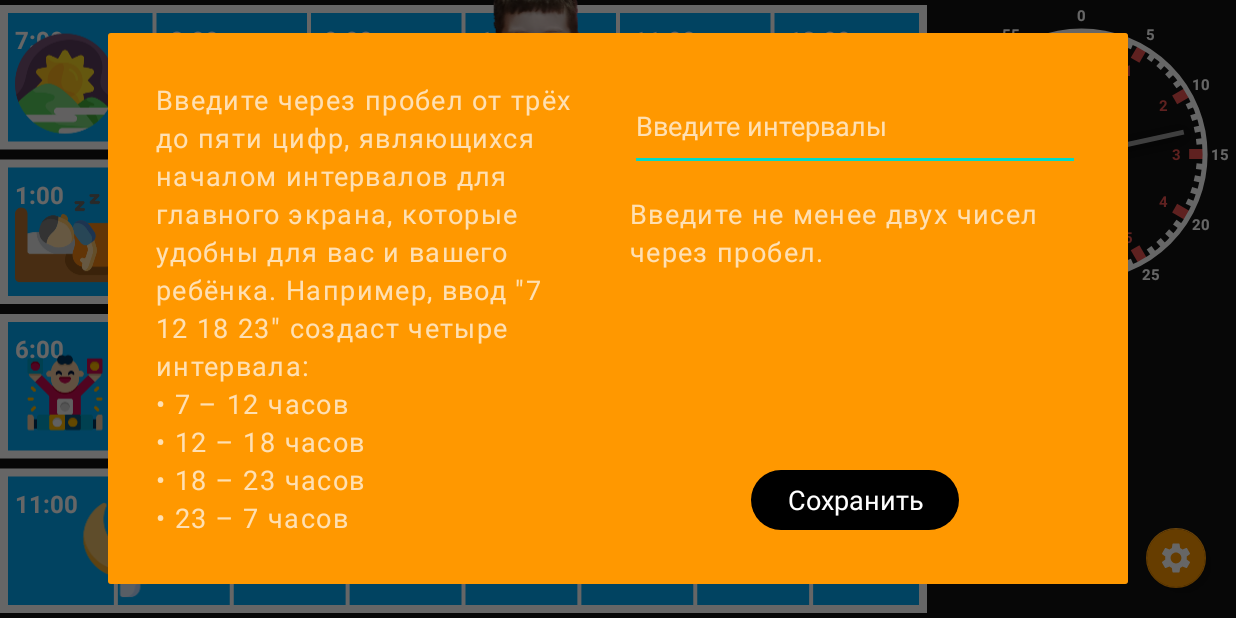
After one commit to phoenix-worker/kidsWatch, an Android app: the fragment ChangeIntervalsDialog placed in its activity, on a phone screen of 824 x 412 dp (held sideways). The commit adds this screen. Run offline under Robolectric (Android 15) with nearby library versions, the phone set to English and light mode, and no system bars.

Commit message:
Настройка изменения интервалов

```diff
--- a/app/src/main/java/ru/phoenix/kidswatch/MainViewModel.kt
+++ b/app/src/main/java/ru/phoenix/kidswatch/MainViewModel.kt
@@ -4,7 +4,8 @@ import androidx.lifecycle.LiveData
 import androidx.lifecycle.MutableLiveData
 import androidx.lifecycle.ViewModel
 import androidx.preference.PreferenceManager
-import ru.phoenix.kidswatch.fragments.MainFragment
+import ru.phoenix.kidswatch.fragments.MainFragment.Companion.DEFAULT_INTERVALS
+import ru.phoenix.kidswatch.fragments.MainFragment.Companion.PREF_INTERVALS
 
 class MainViewModel : ViewModel() {
 
@@ -13,11 +14,9 @@ class MainViewModel : ViewModel() {
     private val _intervals = MutableLiveData<List<String>>()
     val intervals: LiveData<List<String>> = _intervals
 
-    private fun updateIntervals() {
-        val points =
-            (prefs.getString(MainFragment.PREF_INTERVALS, null) ?: MainFragment.DEFAULT_INTERVALS)
-                .split(',')
-                .map { it.trim() }
+    fun updateIntervals() {
+        val intervalsString = (prefs.getString(PREF_INTERVALS, null) ?: DEFAULT_INTERVALS)
+        val points = getPointFromIntervalsString(intervalsString)
         val intervals = mutableListOf<String>()
         for ((index, point) in points.withIndex()) {
             intervals.add(
@@ -34,4 +33,15 @@ class MainViewModel : ViewModel() {
         updateIntervals()
     }
 
+    companion object {
+
+        fun getPointFromIntervalsString(intervalsString: String): List<Int> {
+            return intervalsString
+                .split(' ')
+                .filter { it.isNotBlank() }
+                .map { it.trim().toInt() }
+        }
+
+    }
+
 }
--- /dev/null
+++ b/app/src/main/java/ru/phoenix/kidswatch/dialogs/ChangeIntervalsDialog.kt
@@ -0,0 +1,96 @@
+package ru.phoenix.kidswatch.dialogs
+
+import android.annotation.SuppressLint
+import android.os.Bundle
+import android.util.Log
+import android.view.LayoutInflater
+import android.view.View
+import android.view.ViewGroup
+import androidx.core.widget.doOnTextChanged
+import androidx.fragment.app.DialogFragment
+import androidx.fragment.app.activityViewModels
+import androidx.preference.PreferenceManager
+import ru.phoenix.kidswatch.MainViewModel
+import ru.phoenix.kidswatch.R
+import ru.phoenix.kidswatch.databinding.DialogChangeIntervalsBinding
+import ru.phoenix.kidswatch.fragments.MainFragment
+
+class ChangeIntervalsDialog : DialogFragment() {
+
+    private lateinit var binding: DialogChangeIntervalsBinding
+    private val prefs by lazy { PreferenceManager.getDefaultSharedPreferences(requireActivity()) }
+    private val mainVM by activityViewModels<MainViewModel>()
+
+    override fun onCreateView(
+        inflater: LayoutInflater,
+        container: ViewGroup?,
+        savedInstanceState: Bundle?
+    ): View {
+        binding = DialogChangeIntervalsBinding.inflate(inflater, container, false)
+        return binding.root
+    }
+
+    @SuppressLint("ApplySharedPref")
+    override fun onStart() {
+        super.onStart()
+        binding.intervals.doOnTextChanged { text, _, _, _ ->
+            binding.buttonSave.isEnabled = checkIntervals(text.toString())
+        }
+        binding.buttonSave.setOnClickListener {
+            prefs.edit()
+                .putString(MainFragment.PREF_INTERVALS, binding.intervals.text.toString())
+                .commit()
+            mainVM.updateIntervals()
+            dismiss()
+        }
+        binding.buttonSave.isEnabled = checkIntervals(binding.intervals.text.toString())
+    }
+
+    private fun checkIntervals(input: String): Boolean {
+        return try {
+            val points = MainViewModel.getPointFromIntervalsString(input)
+            when {
+                points.any { it < 0 || it > 23 } -> {
+                    binding.info.text = getString(R.string.weirdDataErrorIntervals)
+                    false
+                }
+
+                points.size < 3 -> {
+                    binding.info.text = getString(R.string.littleDataErrorIntervals)
+                    false
+                }
+
+                points.size > 5 -> {
+                    binding.info.text = getString(R.string.tooMuchDataErrorIntervals)
+                    false
+                }
+
+                !isOrderCorrect(points) -> {
+                    binding.info.text = getString(R.string.orderErrorIntervals)
+                    false
+                }
+
+                else -> {
+                    binding.info.text = ""
+                    true
+                }
+            }
+        } catch (exc: Exception) {
+            Log.d("SISKI", exc.toString())
+            binding.info.text = getString(R.string.inputErrorIntervals)
+            false
+        }
+    }
+
+    private fun isOrderCorrect(points: List<Int>): Boolean {
+        var pointer = points[0]
+        val list = points.toMutableList()
+        for (i in 0 until 24) {
+            if (list.isNotEmpty() && list[0] == pointer) list.removeFirst()
+            pointer++
+            if (pointer == 24) pointer = 0
+        }
+        return list.isEmpty()
+    }
+
+}
--- a/app/src/main/java/ru/phoenix/kidswatch/fragments/MainFragment.kt
+++ b/app/src/main/java/ru/phoenix/kidswatch/fragments/MainFragment.kt
@@ -10,6 +10,7 @@ import androidx.core.view.doOnLayout
 import androidx.fragment.app.Fragment
 import androidx.navigation.fragment.findNavController
 import androidx.preference.PreferenceManager
+import ru.phoenix.kidswatch.MainViewModel
 import ru.phoenix.kidswatch.R
 import ru.phoenix.kidswatch.custom.ScheduleView.Row.RowInitializer
 import ru.phoenix.kidswatch.databinding.FragmentMainBinding
@@ -50,8 +51,8 @@ class MainFragment : Fragment() {
     private var pairs: MutableList<RowInitializer> = mutableListOf()
 
     private fun getStartHours(): List<Int> {
-        val intervals = prefs.getString(PREF_INTERVALS, null) ?: DEFAULT_INTERVALS
-        return intervals.split(',').map { it.trim() }.map { it.toInt() }
+        val intervalsString = prefs.getString(PREF_INTERVALS, null) ?: DEFAULT_INTERVALS
+        return MainViewModel.getPointFromIntervalsString(intervalsString)
     }
 
     private fun setupSchedule() {
@@ -134,7 +135,7 @@ class MainFragment : Fragment() {
 
     companion object {
         const val PREF_INTERVALS = "pref_intervals"
-        const val DEFAULT_INTERVALS = "7,13,18,23"
+        const val DEFAULT_INTERVALS = "7 13 18 23"
         const val ANALOG_WATCH_RATIO = 0.25
     }
 
--- /dev/null
+++ b/app/src/main/res/layout/dialog_change_intervals.xml
@@ -0,0 +1,55 @@
+<?xml version="1.0" encoding="utf-8"?>
+<androidx.constraintlayout.widget.ConstraintLayout xmlns:android="http://schemas.android.com/apk/res/android"
+    xmlns:app="http://schemas.android.com/apk/res-auto"
+    xmlns:tools="http://schemas.android.com/tools"
+    android:layout_width="wrap_content"
+    android:layout_height="wrap_content"
+    android:background="@color/buttonBackground"
+    android:padding="@dimen/dialogPadding">
+
+    <TextView
+        android:id="@+id/hint"
+        style="@style/DialogText"
+        android:layout_width="wrap_content"
+        android:layout_height="wrap_content"
+        android:maxWidth="@dimen/dialogWidgetWidth"
+        android:text="@string/dialogChangeIntervalsHint"
+        app:layout_constraintBottom_toBottomOf="parent"
+        app:layout_constraintEnd_toStartOf="@id/intervals"
+        app:layout_constraintStart_toStartOf="parent"
+        app:layout_constraintTop_toTopOf="parent" />
+
+    <EditText
+        android:id="@+id/intervals"
+        android:layout_width="@dimen/dialogWidgetWidth"
+        android:layout_height="@dimen/editTextHeight"
+        android:layout_marginStart="@dimen/normalMargin"
+        android:hint="@string/intervalsHint"
+        android:importantForAutofill="no"
+        android:inputType="text|number"
+        app:layout_constraintEnd_toEndOf="parent"
+        app:layout_constraintStart_toEndOf="@id/hint"
+        app:layout_constraintTop_toTopOf="parent" />
+
+    <TextView
+        android:id="@+id/info"
+        style="@style/DialogText"
+        android:layout_width="0dp"
+        android:layout_height="wrap_content"
+        android:layout_marginTop="@dimen/normalMargin"
+        app:layout_constraintEnd_toEndOf="@id/intervals"
+        app:layout_constraintStart_toStartOf="@id/intervals"
+        app:layout_constraintTop_toBottomOf="@id/intervals"
+        tools:text="Chop chop chop." />
+
+    <Button
+        android:id="@+id/buttonSave"
+        style="@style/DialogButton"
+        android:layout_width="wrap_content"
+        android:layout_height="wrap_content"
+        android:text="@string/buttonSave"
+        app:layout_constraintBottom_toBottomOf="parent"
+        app:layout_constraintEnd_toEndOf="@id/intervals"
+        app:layout_constraintStart_toStartOf="@id/intervals" />
+
+</androidx.constraintlayout.widget.ConstraintLayout>
--- a/app/src/main/res/values/dimens.xml
+++ b/app/src/main/res/values/dimens.xml
@@ -1,4 +1,7 @@
 <?xml version="1.0" encoding="utf-8"?>
 <resources>
     <dimen name="normalMargin">16dp</dimen>
+    <dimen name="dialogPadding">32dp</dimen>
+    <dimen name="dialogWidgetWidth">300dp</dimen>
+    <dimen name="editTextHeight">60dp</dimen>
 </resources>
--- a/app/src/main/res/values/strings.xml
+++ b/app/src/main/res/values/strings.xml
@@ -5,4 +5,12 @@
     <string name="eventsTitle">События</string>
     <string name="otherTitle">Разное</string>
     <string name="buttonChangeIntervals">Изменить</string>
+    <string name="dialogChangeIntervalsHint">Введите через пробел от трёх до пяти цифр, являющихся началом интервалов для главного экрана, которые удобны для вас и вашего ребёнка. Например, ввод \"7 12 18 23\" создаст четыре интервала:\n• 7 – 12 часов\n• 12 – 18 часов\n• 18 – 23 часов\n• 23 – 7 часов</string>
+    <string name="intervalsHint">Введите интервалы</string>
+    <string name="buttonSave">Сохранить</string>
+    <string name="inputErrorIntervals">Ошибка ввода.</string>
+    <string name="weirdDataErrorIntervals">Подозрительные числа для времени.</string>
+    <string name="littleDataErrorIntervals">Введите не менее двух чисел через пробел.</string>
+    <string name="tooMuchDataErrorIntervals">Введите не более пяти чисел через пробел.</string>
+    <string name="orderErrorIntervals">Неверный порядок чисел.</string>
 </resources>
--- a/app/src/main/res/values/styles.xml
+++ b/app/src/main/res/values/styles.xml
@@ -24,4 +24,16 @@
         <item name="iconTint">@color/white</item>
     </style>
 
+    <style name="DialogText">
+        <item name="android:letterSpacing">0.05</item>
+        <item name="android:lineSpacingExtra">4dp</item>
+        <item name="android:textSize">18sp</item>
+    </style>
+
+    <style name="DialogButton" parent="Widget.Material3.Button.UnelevatedButton">
+        <item name="backgroundTint">@color/black</item>
+        <item name="android:textColor">@color/white</item>
+        <item name="android:textAppearance">@style/ButtonTextAppearance</item>
+    </style>
+
 </resources>
```
Also changed, not shown: app/src/main/java/ru/phoenix/kidswatch/fragments/SettingsFragment.kt (+8 -0 lines).
